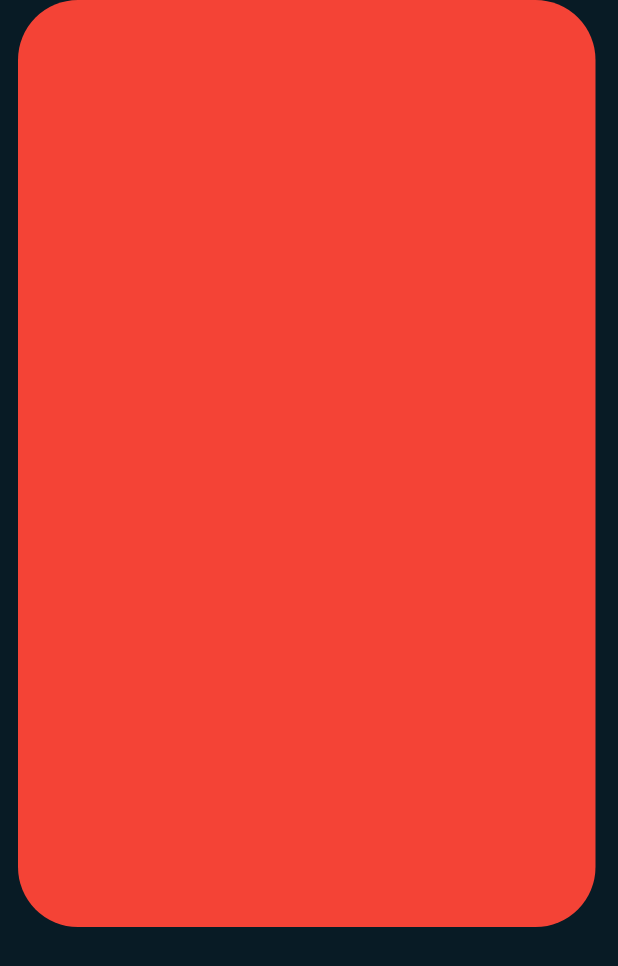
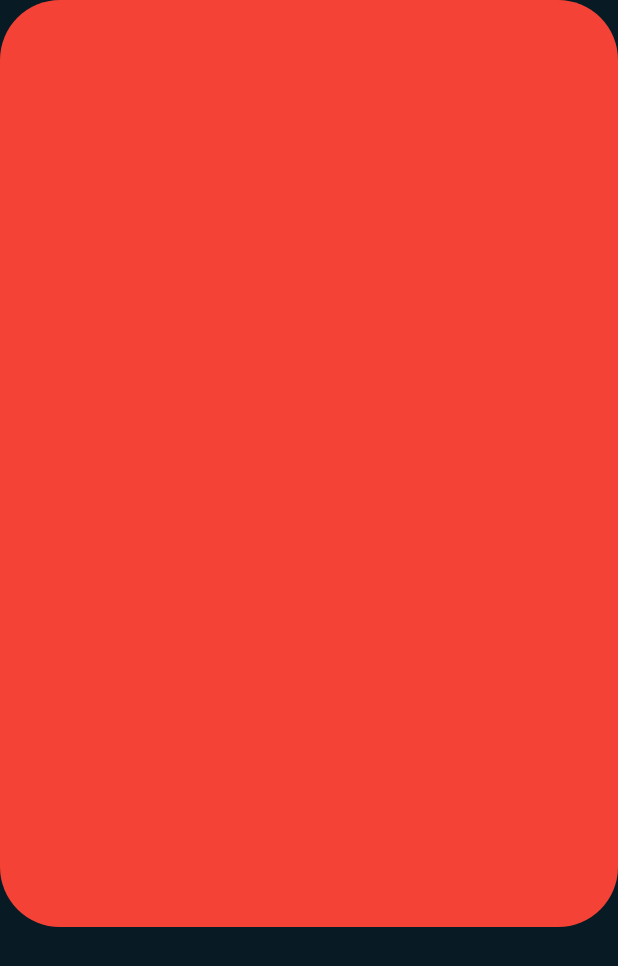
Before and after one commit to jakansha2001/weather_app, a Flutter app: the screen it shows after launch, on a phone screen of 412 x 824 dp. Shown: the top 966 px of the screen. Run offline on Flutter 3.47's test engine with Material 2 defaults, Android fonts, the phone set to English and light mode, and no system bars.

Commit message:
updated design of home page

```diff
--- a/lib/home/home.dart
+++ b/lib/home/home.dart
@@ -12,10 +12,10 @@ class Home extends StatelessWidget {
           Container(
             height: size.height * 0.75,
             width: size.width,
-            margin: const EdgeInsets.only(
-              left: 12,
-              right: 15,
-            ),
+            // margin: const EdgeInsets.only(
+            //   left: 15,
+            //   right: 15,
+            // ),
             decoration: BoxDecoration(
               color: Colors.red,
               borderRadius: BorderRadius.circular(40),
```
